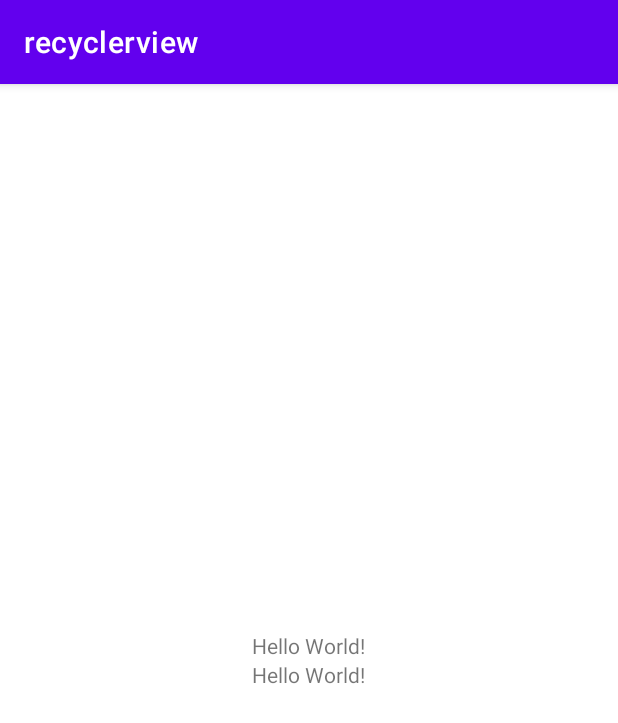
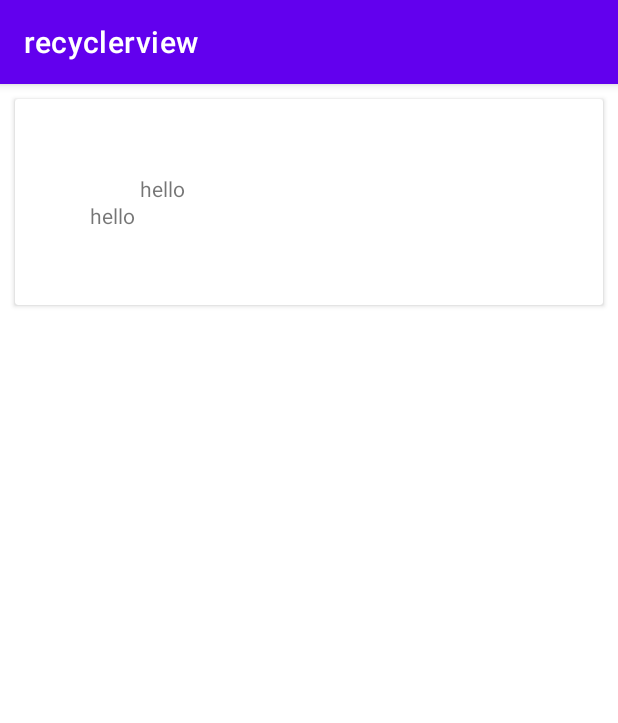
Before and after one commit to karimi96/Management, an Android app: the screen it shows after launch (MainActivity), on a phone screen of 412 x 824 dp. Shown: the top 723 px of the screen. Run offline under Robolectric (Android 15) with nearby library versions, the light colour scheme and no system bars.

Commit message:
add cardview

```diff
--- a/app/build.gradle
+++ b/app/build.gradle
@@ -36,4 +36,6 @@ dependencies {
     testImplementation 'junit:junit:4.+'
     androidTestImplementation 'androidx.test.ext:junit:1.1.3'
     androidTestImplementation 'androidx.test.espresso:espresso-core:3.4.0'
+
+    implementation "androidx.cardview:cardview:1.0.0"
 }
--- a/app/src/main/res/layout/activity_main.xml
+++ b/app/src/main/res/layout/activity_main.xml
@@ -5,24 +5,51 @@
     android:layout_width="match_parent"
     android:layout_height="match_parent"
     android:orientation="vertical"
-    android:gravity="center"
     tools:context=".MainActivity">
 
-    <TextView
-        android:layout_width="wrap_content"
-        android:layout_height="wrap_content"
-        android:text="Hello World!"
-        app:layout_constraintBottom_toBottomOf="parent"
-        app:layout_constraintLeft_toLeftOf="parent"
-        app:layout_constraintRight_toRightOf="parent"
-        app:layout_constraintTop_toTopOf="parent" />
-    <TextView
-        android:layout_width="wrap_content"
-        android:layout_height="wrap_content"
-        android:text="Hello World!"
-        app:layout_constraintBottom_toBottomOf="parent"
-        app:layout_constraintLeft_toLeftOf="parent"
-        app:layout_constraintRight_toRightOf="parent"
-        app:layout_constraintTop_toTopOf="parent" />
+    <androidx.cardview.widget.CardView
+        android:layout_margin="10dp"
+        android:layout_width="match_parent"
+        android:layout_height="wrap_content">
 
+        <LinearLayout
+            android:orientation="horizontal"
+            android:weightSum="2"
+            android:layout_width="match_parent"
+            android:layout_height="wrap_content">
+
+            <LinearLayout
+                android:orientation="vertical"
+                android:layout_width="0dp"
+                android:padding="50dp"
+                android:layout_height="wrap_content"
+                android:layout_weight="1">
+
+                <TextView
+                    android:height="27px"
+                    android:text="hello"
+                    android:gravity="center"
+                    android:layout_width="match_parent"
+                    android:layout_height="wrap_content"/>
+
+                <TextView
+                    android:text="hello"
+                    android:layout_width="match_parent"
+                    android:layout_height="wrap_content"/>
+
+
+
+            </LinearLayout>
+
+            <LinearLayout
+                android:orientation="vertical"
+                android:layout_width="0dp"
+                android:layout_height="wrap_content"
+                android:layout_weight="1">
+
+            </LinearLayout>
+
+        </LinearLayout>
+
+    </androidx.cardview.widget.CardView>
 </LinearLayout>
```
